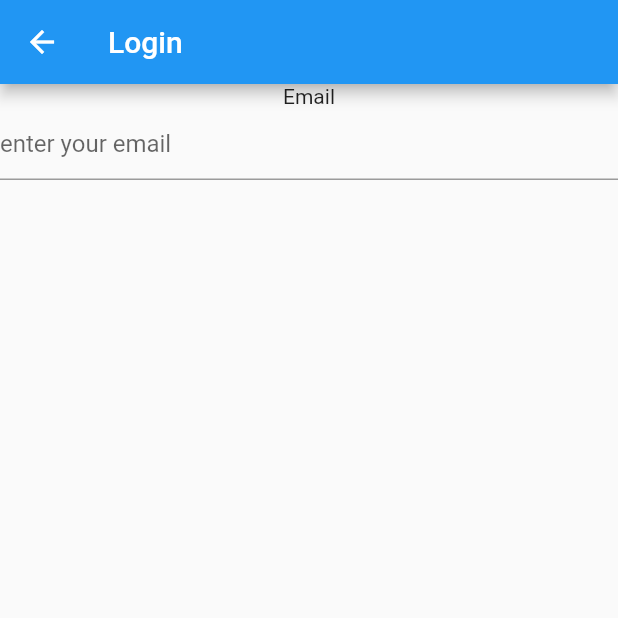
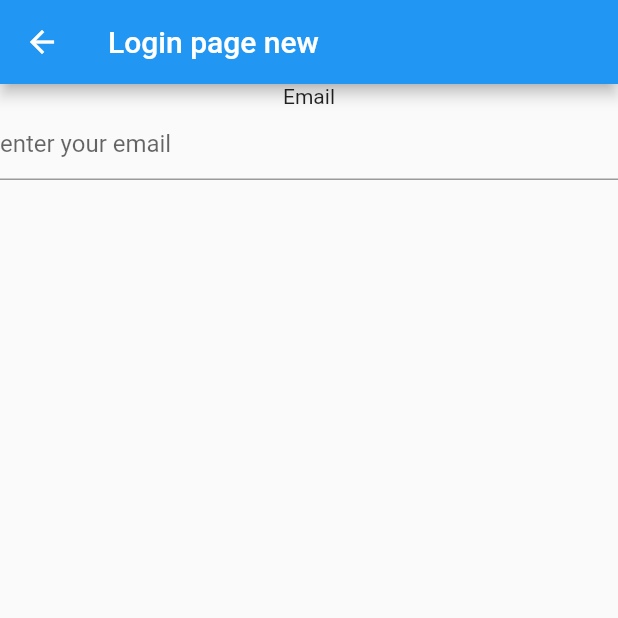
Before and after one commit to Zeehshan/ali_development, a Flutter app: the screen it shows after launch, after a tap on "Login", on a phone screen of 412 x 824 dp, the top half of it. Run offline on Flutter 3.47's test engine with Material 2 defaults, Android fonts, the phone set to English and light mode, and no system bars.

Commit message:
name changed

```diff
--- a/lib/pages/login/login.dart
+++ b/lib/pages/login/login.dart
@@ -10,7 +10,7 @@ class LoginPage extends StatelessWidget {
   Widget build(BuildContext context) {
     return Scaffold(
       appBar: AppBar(
-        title: Text('Login'),
+        title: Text('Login page new '),
       ),
       body: Column(
         children: [
```
